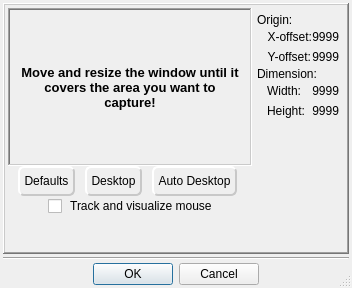
First picture: the form in Homer/forms/Dialogs/SegmentSelectionDialog.ui, repository Homer-Conferencing/Homer-Conferencing, before the edit.
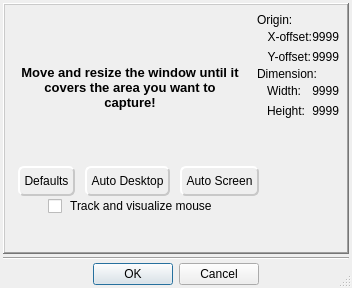
Second picture: the form after the edit. Icons and pictures are not drawn.

Commit message: - fixed: segment selection for desktop capturing on Windows systems

Patch:
```diff
--- a/Homer/forms/Dialogs/SegmentSelectionDialog.ui
+++ b/Homer/forms/Dialogs/SegmentSelectionDialog.ui
@@ -94,7 +94,7 @@
           <item>
            <widget class="QFrame" name="mFrameMove">
             <property name="frameShape">
-             <enum>QFrame::WinPanel</enum>
+             <enum>QFrame::NoFrame</enum>
             </property>
             <property name="frameShadow">
              <enum>QFrame::Sunken</enum>
@@ -563,57 +563,6 @@
               </property>
              </spacer>
             </item>
-            <item>
-             <widget class="QToolButton" name="mTbDesktop">
-              <property name="minimumSize">
-               <size>
-                <width>0</width>
-                <height>30</height>
-               </size>
-              </property>
-              <property name="maximumSize">
-               <size>
-                <width>16777215</width>
-                <height>30</height>
-               </size>
-              </property>
-              <property name="toolTip">
-               <string>click to increase/shrink the capture segment to fit the desktop dimension and position</string>
-              </property>
-              <property name="styleSheet">
-               <string notr="true">QToolButton{
-background-color: rgb(239, 239, 239);
-border-style: outset;
-border-width: 2px;
-border-color:  rgb(200, 200, 200);
-border-radius: 6px;
-}
-QToolButton:pressed{
-background-color: rgb(150, 150, 150);
-} 
-</string>
-              </property>
-              <property name="text">
-               <string>Desktop</string>
-              </property>
-             </widget>
-            </item>
-            <item>
-             <spacer name="horizontalSpacer_4">
-              <property name="orientation">
-               <enum>Qt::Horizontal</enum>
-              </property>
-              <property name="sizeType">
-               <enum>QSizePolicy::Fixed</enum>
-              </property>
-              <property name="sizeHint" stdset="0">
-               <size>
-                <width>10</width>
-                <height>20</height>
-               </size>
-              </property>
-             </spacer>
-            </item>
             <item>
              <widget class="QToolButton" name="mTbDesktopAuto">
               <property name="minimumSize">
@@ -655,6 +604,60 @@
               </property>
              </widget>
             </item>
+            <item>
+             <spacer name="horizontalSpacer_4">
+              <property name="orientation">
+               <enum>Qt::Horizontal</enum>
+              </property>
+              <property name="sizeType">
+               <enum>QSizePolicy::Fixed</enum>
+              </property>
+              <property name="sizeHint" stdset="0">
+               <size>
+                <width>10</width>
+                <height>20</height>
+               </size>
+              </property>
+             </spacer>
+            </item>
+            <item>
+             <widget class="QToolButton" name="mTbScreenAuto">
+              <property name="minimumSize">
+               <size>
+                <width>0</width>
+                <height>30</height>
+               </size>
+              </property>
+              <property name="maximumSize">
+               <size>
+                <width>16777215</width>
+                <height>30</height>
+               </size>
+              </property>
+              <property name="toolTip">
+               <string>click to capture the entire screen with automatic dimension adaption</string>
+              </property>
+              <property name="styleSheet">
+               <string notr="true">QToolButton{
+background-color: rgb(239, 239, 239);
+border-style: outset;
+border-width: 2px;
+border-color:  rgb(200, 200, 200);
+border-radius: 6px;
+}
+QToolButton:pressed{
+background-color: rgb(150, 150, 150);
+} 
+</string>
+              </property>
+              <property name="text">
+               <string>Auto Screen</string>
+              </property>
+              <property name="checkable">
+               <bool>true</bool>
+              </property>
+             </widget>
+            </item>
             <item>
              <spacer name="horizontalSpacer_3">
               <property name="orientation">
```
Left out of the diff: 2 changed lines with no effect on the pictures. The commit also changes 1 other file.
